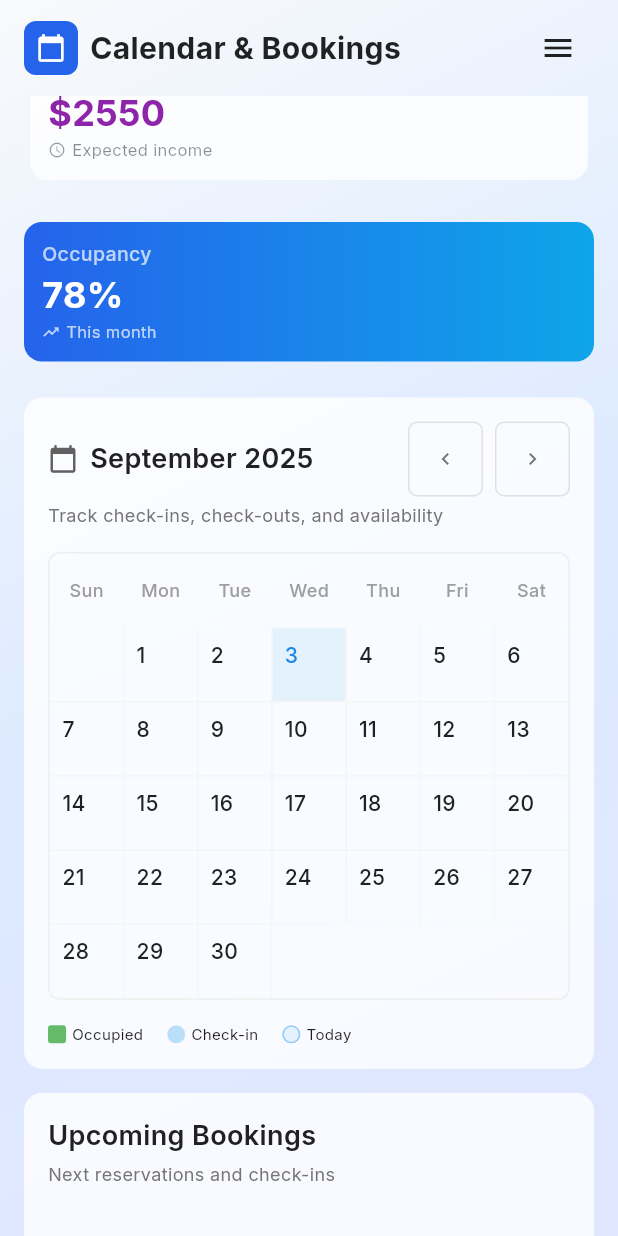
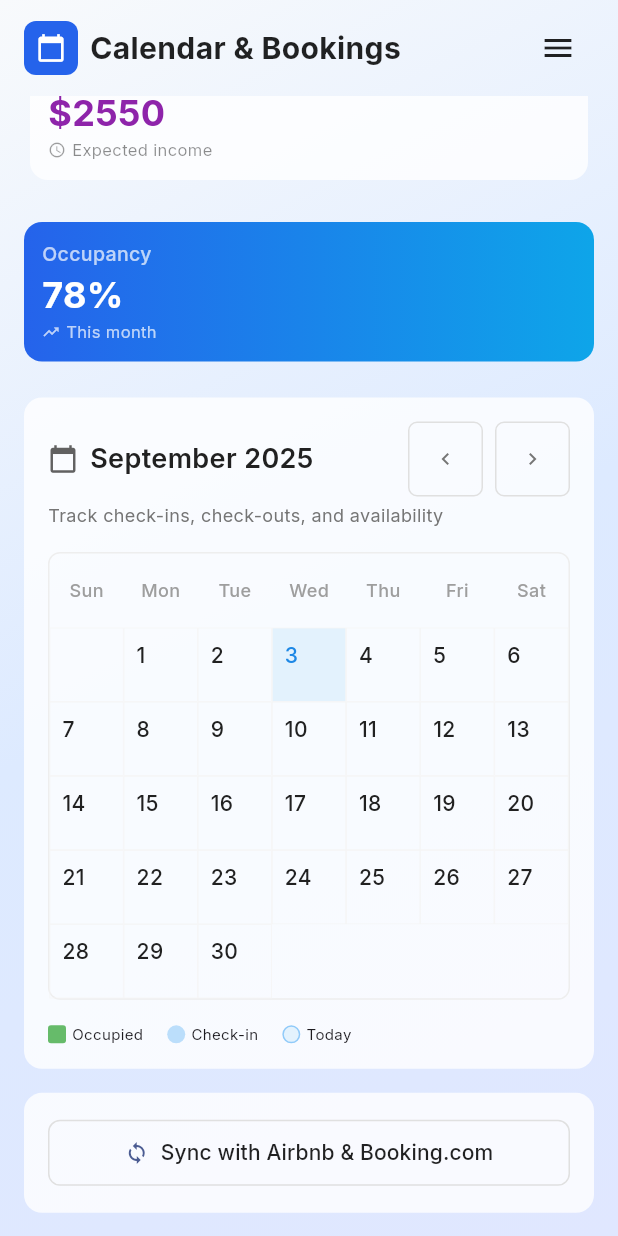
Before and after one commit to delgadjp/Raven-Nest, a Flutter app: the CalendarScreen screen opened by its route, scrolled down 307 dp, on a phone screen of 412 x 824 dp. Run offline on Flutter 3.47's test engine with Material 3 defaults, Android fonts, the phone set to English and light mode, and no system bars; our stand-ins replace fl_chart, go_router, google_fonts.

Commit message:
feat: Remove upcoming bookings display logic and simplify sync button in CalendarScreen

```diff
--- a/lib/screens/calendar_screen.dart
+++ b/lib/screens/calendar_screen.dart
@@ -109,13 +109,7 @@ class _CalendarScreenState extends State<CalendarScreen> {
     return null;
   }
 
-  List<Booking> get upcomingBookings {
-    final now = DateTime.now();
-    return bookings
-        .where((booking) => booking.checkIn.isAfter(now))
-        .toList()
-      ..sort((a, b) => a.checkIn.compareTo(b.checkIn));
-  }
+
 
   double get totalRevenue {
     return bookings.fold(0, (sum, booking) => sum + booking.amount);
@@ -474,86 +468,18 @@ class _CalendarScreenState extends State<CalendarScreen> {
       child: Column(
         crossAxisAlignment: CrossAxisAlignment.start,
         children: [
-          // Card Header
-          Padding(
-            padding: const EdgeInsets.fromLTRB(16, 16, 16, 0),
-            child: Column(
-              crossAxisAlignment: CrossAxisAlignment.start,
-              children: [
-                Text(
-                  'Upcoming Bookings',
-                  style: TextStyle(
-                    fontSize: 18,
-                    fontWeight: FontWeight.w600,
-                    color: Colors.grey.shade900,
-                  ),
-                ),
-                const SizedBox(height: 4),
-                Text(
-                  'Next reservations and check-ins',
-                  style: TextStyle(
-                    fontSize: 12,
-                    color: Colors.grey.shade600,
-                  ),
-                ),
-              ],
-            ),
-          ),
-
           // Card Content
           Padding(
             padding: const EdgeInsets.all(16),
             child: Column(
               children: [
-                if (upcomingBookings.isEmpty)
-                  Container(
-                    padding: const EdgeInsets.all(32),
-                    child: Column(
-                      children: [
-                        Icon(
-                          Icons.calendar_today,
-                          size: 48,
-                          color: Colors.grey.shade300,
-                        ),
-                        const SizedBox(height: 12),
-                        Text(
-                          'No upcoming bookings',
-                          style: TextStyle(color: Colors.grey.shade500),
-                        ),
-                      ],
-                    ),
-                  )
-                else
-                  Column(
-                    children: upcomingBookings.take(3).map((booking) => BookingCard(
-                      guestName: booking.guestName,
-                      checkIn: booking.checkIn,
-                      checkOut: booking.checkOut,
-                      room: booking.room,
-                      source: booking.source,
-                      status: booking.status,
-                      nights: booking.nights,
-                      amount: booking.amount,
-                    )).toList(),
-                  ),
-
-                const SizedBox(height: 16),
-
-                // Sync button with border-t equivalent
-                Container(
-                  padding: const EdgeInsets.only(top: 16),
-                  decoration: BoxDecoration(
-                    border: Border(
-                      top: BorderSide(color: Colors.grey.shade200),
-                    ),
-                  ),
-                  child: ActionButton(
-                    text: 'Sync with Airbnb & Booking.com',
-                    icon: Icons.sync,
-                    onPressed: () {
-                      // Handle sync functionality
-                    },
-                  ),
+                // Sync button
+                ActionButton(
+                  text: 'Sync with Airbnb & Booking.com',
+                  icon: Icons.sync,
+                  onPressed: () {
+                    // Handle sync functionality
+                  },
                 ),
               ],
             ),
```
Also changed, not shown: 1 other file.
